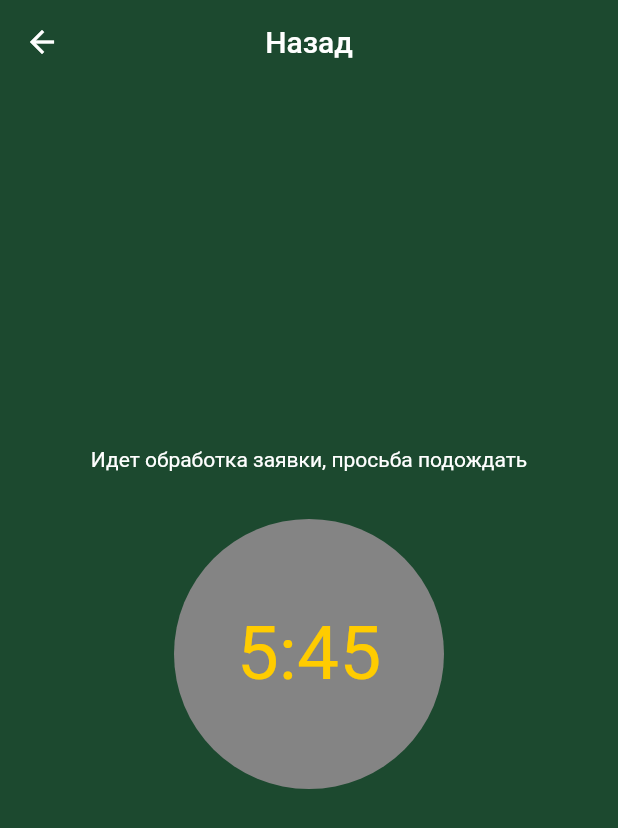
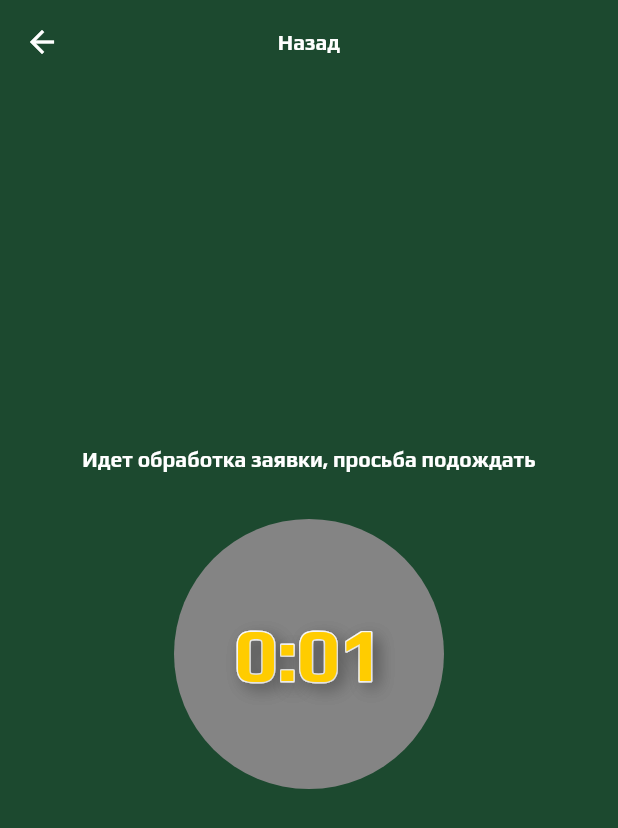
Before and after one commit to IVAAN1357/ProfitableLoan, a Flutter app: the LoanAmountScreen screen opened directly, after a tap on "Оформить", on a phone screen of 412 x 824 dp. Shown: the top 828 px of the screen. Run offline on Flutter 3.47's test engine with Material 2 defaults, Android fonts, the phone set to English and light mode, and no system bars; drawn by our look-alikes of bordered_text; our stand-ins replace flutter_svg.

```diff
--- a/profitable_loan/lib/loan_amount.dart
+++ b/profitable_loan/lib/loan_amount.dart
@@ -28,7 +28,14 @@ class LoanAmountState extends State<LoanAmountScreen> {
           centerTitle: true,
           elevation: 0,
           backgroundColor: ProjectColors.darkGreen,
-          title: const Text('Назад'),
+          title: const Text(
+            'Назад',
+            style: TextStyle(
+              fontWeight: FontWeight.w700,
+              fontFamily: 'Play',
+              fontSize: 14,
+            ),
+          ),
         ),
         backgroundColor: ProjectColors.darkGreen,
         body: Padding(
@@ -53,8 +60,7 @@ class LoanAmountState extends State<LoanAmountScreen> {
                     child: Center(
                       child: Text(
                         _currentSliderValue.round().toString(),
-                        style: TextStyle(
-                            color: ProjectColors.yellow, fontSize: 14),
+                        style: TextStyle(color: ProjectColors.yellow, fontSize: 14),
                       ),
                     ),
                   )
@@ -99,25 +105,22 @@ class LoanAmountState extends State<LoanAmountScreen> {
                   width: double.infinity,
                   child: ElevatedButton(
                     style: ButtonStyle(
-                      shape:
-                          MaterialStateProperty.all<RoundedRectangleBorder>(
-                              RoundedRectangleBorder(
-                                  borderRadius:
-                                      BorderRadius.circular(100.0))),
-                      backgroundColor:
-                          MaterialStateProperty.all(ProjectColors.yellow),
+                      shape: MaterialStateProperty.all<RoundedRectangleBorder>(
+                          RoundedRectangleBorder(borderRadius: BorderRadius.circular(100.0))),
+                      backgroundColor: MaterialStateProperty.all(ProjectColors.yellow),
                     ),
                     onPressed: () {
-                      Navigator.of(context).push(MaterialPageRoute(
-                          builder: (context) =>
-                          const TimerScreen()));
+                      Navigator.of(context)
+                          .push(MaterialPageRoute(builder: (context) => const TimerScreen()));
                     },
                     child: const Text(
                       'Оформить',
                       style: TextStyle(
-                          color: Colors.black,
-                          fontSize: 20,
-                          fontWeight: FontWeight.w700),
+                        color: Colors.black,
+                        fontSize: 20,
+                        fontFamily: 'Play',
+                        fontWeight: FontWeight.w700,
+                      ),
                     ),
                   ),
                 ),
--- a/profitable_loan/lib/timer.dart
+++ b/profitable_loan/lib/timer.dart
@@ -1,9 +1,46 @@
 import 'package:flutter/material.dart';
 import 'package:flutter/services.dart';
 import 'modules/project_colors.dart';
+import 'package:bordered_text/bordered_text.dart';
+import 'verification_screen.dart';
+import 'dart:async';
+import 'dart:math';
 
-class TimerScreen extends StatelessWidget {
+class TimerScreen extends StatefulWidget {
   const TimerScreen({Key? key}) : super(key: key);
+
+  @override
+  State<TimerScreen> createState() => TimerState();
+}
+
+class TimerState extends State<TimerScreen> {
+  String _time = "0:00";
+  int time = 0;
+  late Timer timer;
+
+  void _startTimer() {
+    Random random = Random();
+    int endTime = random.nextInt(30) + 15;
+    timer = Timer.periodic(const Duration(seconds: 1), (timer) {
+      time++;
+      setState(() {
+        int minutes = time ~/ 60;
+        int firstSeconds = time % 60 ~/ 10;
+        int secondSeconds = time % 60 % 10;
+        _time = "$minutes:$firstSeconds$secondSeconds";
+      });
+      if (time == endTime) {
+        timer.cancel();
+        Navigator.of(context).push(MaterialPageRoute(builder: (context) => const VerificationScreen()));
+      }
+    });
+  }
+
+  @override
+  void initState() {
+    _startTimer();
+    super.initState();
+  }
 
   @override
   Widget build(BuildContext context) {
@@ -17,7 +54,14 @@ class TimerScreen extends StatelessWidget {
           centerTitle: true,
           elevation: 0,
           backgroundColor: ProjectColors.darkGreen,
-          title: const Text('Назад'),
+          title: const Text(
+            'Назад',
+            style: TextStyle(
+              fontWeight: FontWeight.w700,
+              fontFamily: 'Play',
+              fontSize: 14,
+            ),
+          ),
         ),
         backgroundColor: ProjectColors.darkGreen,
         body: Center(
@@ -26,9 +70,14 @@ class TimerScreen extends StatelessWidget {
             children: [
               const Text(
                 'Идет обработка заявки, просьба подождать',
-                style: TextStyle(color: Colors.white, fontSize: 14),
+                style: TextStyle(
+                  color: Colors.white,
+                  fontSize: 14,
+                  fontFamily: 'Play',
+                  fontWeight: FontWeight.w700,
+                ),
               ),
-              SizedBox(
+              const SizedBox(
                 height: 32,
               ),
               Container(
@@ -39,20 +88,41 @@ class TimerScreen extends StatelessWidget {
                   shape: BoxShape.circle,
                 ),
                 child: Center(
-                  child: Text(
-                    '5:45',
-                    style: TextStyle(
-                      fontSize: 50,
-                    color:  ProjectColors.yellow,
+                  child: BorderedText(
+                    strokeWidth: 2.0,
+                    strokeColor: Colors.white,
+                    child: Text(
+                      _time,
+                      style: TextStyle(
+                        fontFamily: 'Play',
+                        shadows: const [
+                          Shadow(
+                            color: Color.fromRGBO(0, 0, 0, 0.25),
+                            offset: Offset(4.0, 4.0),
+                            blurRadius: 15.0,
+                          ),
+                        ],
+                        fontWeight: FontWeight.w700,
+                        color: ProjectColors.yellow,
+                        fontSize: 50,
+                      ),
                     ),
                   ),
                 ),
               ),
-              SizedBox(height: AppBar().preferredSize.height,)
+              SizedBox(
+                height: AppBar().preferredSize.height,
+              )
             ],
           ),
         ),
       ),
     );
   }
+
+  @override
+  void dispose() {
+    timer.cancel();
+    super.dispose();
+  }
 }
--- a/profitable_loan/lib/widgets/percent_card.dart
+++ b/profitable_loan/lib/widgets/percent_card.dart
@@ -38,7 +38,7 @@ class _PercentCardState extends State<PercentCard> {
               Visibility(
                 visible: isPressed,
                 child: SvgPicture.asset(
-                  'lib/assets/ok.svg',
+                  'assets/ok.svg',
                 ),
               ),
               Text(
@@ -46,6 +46,8 @@ class _PercentCardState extends State<PercentCard> {
                 textAlign: TextAlign.center,
                 style: TextStyle(
                   color: isPressed ? ProjectColors.yellow : const Color.fromRGBO(74, 74, 74, 1),
+                  fontFamily: 'Gilroy',
+                  fontWeight: isPressed ? FontWeight.w500 : FontWeight.w700,
                 ),
               ),
             ],
```
Also changed, not shown: profitable_loan/lib/main.dart (+15 -13 lines), profitable_loan/lib/verification_screen.dart (added, +59 -0 lines), profitable_loan/lib/widgets/input_field.dart (+9 -6 lines), profitable_loan/pubspec.yaml (+14 -8 lines), profitable_loan/assets/cancel.svg (added), profitable_loan/assets/ok.svg (renamed from profitable_loan/lib/assets/ok.svg), profitable_loan/fonts/Gilroy-Regular.ttf (added), profitable_loan/fonts/Play-Bold.ttf (added), profitable_loan/fonts/Play-Regular.ttf (added), profitable_loan/pubspec.lock.
